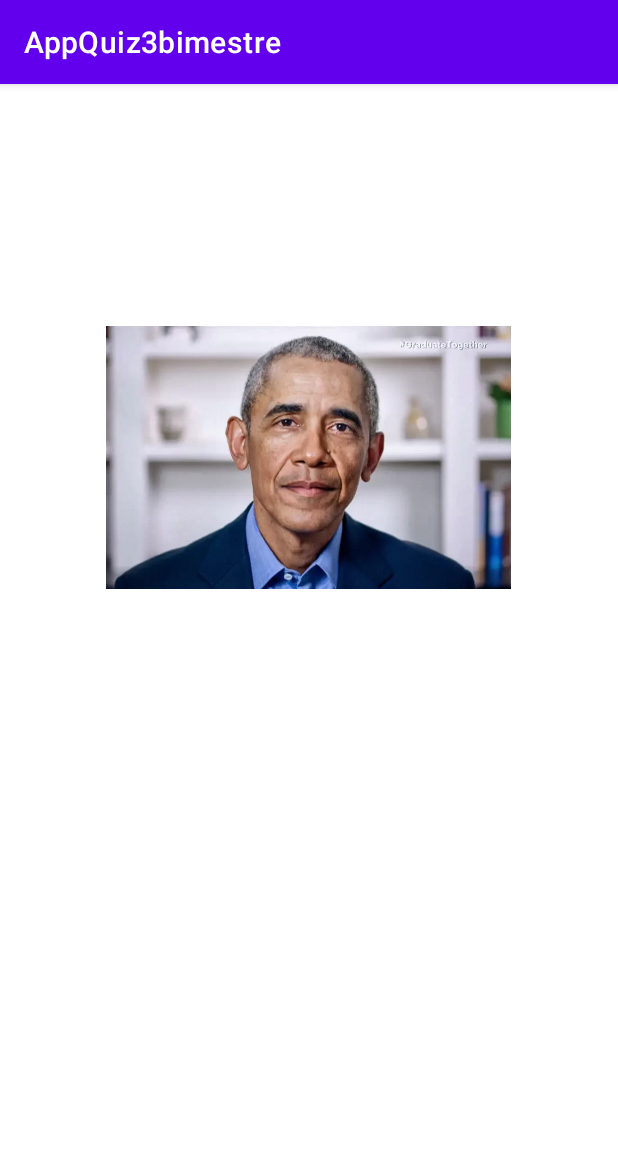
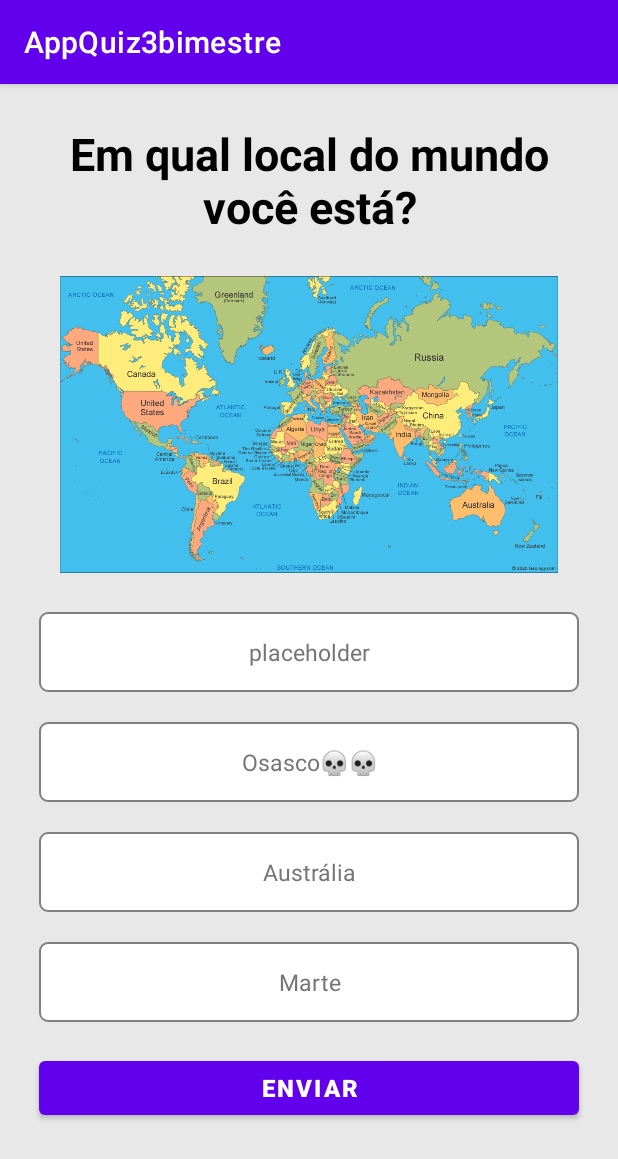
Before and after one commit to deogos/AppQuiz3bimestre, an Android app: the activity_question2 screen opened directly, with no data from a screen before it, on a phone screen of 412 x 824 dp. Shown: the top 1159 px of the screen. Run offline under Robolectric (Android 15) with nearby library versions, the phone set to English and light mode, and no system bars.

Commit message:
Mudanças gerais
- Adicionado implementation gps no arquivo gradle
- Permissoes no manifest
- Repaginação das activity
- Outras mudanças

```diff
--- a/app/build.gradle
+++ b/app/build.gradle
@@ -33,6 +33,7 @@ dependencies {
     implementation 'com.google.android.material:material:1.6.1'
     implementation 'androidx.constraintlayout:constraintlayout:2.1.4'
     implementation'com.google.android.material:material:1.6.1'
+    implementation 'com.google.android.gms:play-services-location:20.0.0'
     testImplementation 'junit:junit:4.13.2'
     androidTestImplementation 'androidx.test.ext:junit:1.1.3'
     androidTestImplementation 'androidx.test.espresso:espresso-core:3.4.0'
--- a/app/src/main/java/com/example/appquiz3bimestre/Question1.java
+++ b/app/src/main/java/com/example/appquiz3bimestre/activity_question2.java
@@ -2,14 +2,13 @@ package com.example.appquiz3bimestre;
 
 import androidx.appcompat.app.AppCompatActivity;
 
-import android.graphics.Color;
 import android.os.Bundle;
 
-public class Question1 extends AppCompatActivity {
+public class activity_question2 extends AppCompatActivity {
 
     @Override
     protected void onCreate(Bundle savedInstanceState) {
         super.onCreate(savedInstanceState);
-        setContentView(R.layout.activity_question1);
+        setContentView(R.layout.activity_question2);
     }
 }
--- /dev/null
+++ b/app/src/main/res/drawable/default_border_bg.xml
@@ -0,0 +1,11 @@
+<?xml version="1.0" encoding="utf-8"?>
+<shape xmlns:android="http://schemas.android.com/apk/res/android"
+    android:shape="rectangle">
+    <stroke
+        android:width="1dp"
+        android:color="@color/gray"/>
+    <solid android:color="@color/white"/>
+
+    <corners android:radius="5dp"/>
+
+</shape>
--- a/app/src/main/res/layout/activity_question1.xml
+++ /dev/null
@@ -1,19 +0,0 @@
-<?xml version="1.0" encoding="utf-8"?>
-<androidx.constraintlayout.widget.ConstraintLayout xmlns:android="http://schemas.android.com/apk/res/android"
-    xmlns:app="http://schemas.android.com/apk/res-auto"
-    xmlns:tools="http://schemas.android.com/tools"
-    android:layout_width="match_parent"
-    android:layout_height="match_parent"
-    tools:context=".Question1">
-
-    <ImageView
-        android:id="@+id/questao_barack"
-        android:layout_width="270dp"
-        android:layout_height="354dp"
-        android:layout_marginTop="72dp"
-        app:layout_constraintEnd_toEndOf="parent"
-        app:layout_constraintHorizontal_bias="0.496"
-        app:layout_constraintStart_toStartOf="parent"
-        app:layout_constraintTop_toTopOf="parent"
-        app:srcCompat="@drawable/questao1_barack" />
-</androidx.constraintlayout.widget.ConstraintLayout>
--- /dev/null
+++ b/app/src/main/res/layout/activity_question2.xml
@@ -0,0 +1,121 @@
+<?xml version="1.0" encoding="utf-8"?>
+<ScrollView xmlns:android="http://schemas.android.com/apk/res/android"
+    xmlns:app="http://schemas.android.com/apk/res-auto"
+    xmlns:tools="http://schemas.android.com/tools"
+    android:layout_width="match_parent"
+    android:layout_height="match_parent"
+    tools:context=".question"
+    android:background="#E8E8E8">
+
+    <LinearLayout
+        android:layout_width="match_parent"
+        android:layout_height="wrap_content"
+        android:orientation="vertical"
+        android:padding="16dp"
+        android:gravity="center">
+
+        <TextView
+            android:id="@+id/tv_question"
+            android:layout_width="match_parent"
+            android:layout_height="wrap_content"
+            android:layout_margin="10dp"
+            android:textStyle="bold"
+            android:textSize="30sp"
+            android:gravity="center"
+            android:textColor="@color/black"
+            android:text="@string/questao2"/>
+
+        <ImageView
+            android:id="@+id/iv_question"
+            android:layout_width="wrap_content"
+            android:layout_height="198dp"
+            android:layout_marginTop="16dp"
+            android:src="@drawable/questao2_mapa" />
+
+        <LinearLayout
+            android:layout_width="match_parent"
+            android:layout_height="wrap_content"
+            android:layout_marginTop="16dp"
+            android:gravity="center_vertical"
+            android:orientation="horizontal">
+
+        </LinearLayout>
+
+        <TextView
+            android:id="@+id/answer_one"
+            android:layout_width="match_parent"
+            android:layout_height="match_parent"
+            android:layout_marginStart="10dp"
+            android:layout_marginTop="10dp"
+            android:layout_marginEnd="10dp"
+            android:layout_marginBottom="10dp"
+            android:background="@drawable/default_border_bg"
+            android:clickable="true"
+            android:gravity="center"
+            android:padding="16dp"
+            android:text="placeholder"
+            android:textColor="#757575"
+            android:textSize="15sp" />
+
+        <TextView
+            android:id="@+id/answer_two"
+            android:layout_width="match_parent"
+            android:layout_height="match_parent"
+            android:layout_marginStart="10dp"
+            android:layout_marginTop="10dp"
+            android:layout_marginEnd="10dp"
+            android:layout_marginBottom="10dp"
+            android:background="@drawable/default_border_bg"
+            android:clickable="true"
+            android:gravity="center"
+            android:padding="16dp"
+            android:text="Osasco💀💀"
+            android:textColor="#757575"
+            android:textSize="15sp" />
+
+        <TextView
+            android:id="@+id/answer_three"
+            android:layout_width="match_parent"
+            android:layout_height="match_parent"
+            android:layout_marginStart="10dp"
+            android:layout_marginTop="10dp"
+            android:layout_marginEnd="10dp"
+            android:layout_marginBottom="10dp"
+            android:background="@drawable/default_border_bg"
+            android:clickable="true"
+            android:gravity="center"
+            android:padding="16dp"
+            android:text="Austrália"
+            android:textColor="#757575"
+            android:textSize="15sp" />
+
+        <TextView
+            android:id="@+id/answer_four"
+            android:layout_width="match_parent"
+            android:layout_height="match_parent"
+            android:layout_marginStart="10dp"
+            android:layout_marginTop="10dp"
+            android:layout_marginEnd="10dp"
+            android:layout_marginBottom="10dp"
+            android:background="@drawable/default_border_bg"
+            android:clickable="true"
+            android:gravity="center"
+            android:padding="16dp"
+            android:text="Marte"
+            android:textColor="#757575"
+            android:textSize="15sp" />
+
+        <Button
+            android:id="@+id/btn_submit"
+            android:layout_width="match_parent"
+            android:layout_height="wrap_content"
+            android:layout_margin="10dp"
+            android:text="Enviar"
+            android:textStyle="bold"
+            android:textSize="16sp"
+            android:textColor="@color/white"/>
+
+    </LinearLayout>
+
+
+</ScrollView>
--- a/app/src/main/res/values-night/themes.xml
+++ b/app/src/main/res/values-night/themes.xml
@@ -1,6 +1,6 @@
 <resources xmlns:tools="http://schemas.android.com/tools">
     <!-- Base application theme. -->
-    <style name="Theme.AppQuiz3bimestre" parent="Theme.MaterialComponents.DayNight.DarkActionBar">
+    <style name="Theme.AppQuiz3bimestre" parent="Theme.MaterialComponents.Light.DarkActionBar">
         <!-- Primary brand color. -->
         <item name="colorPrimary">@color/purple_200</item>
         <item name="colorPrimaryVariant">@color/purple_700</item>
--- a/app/src/main/res/values/themes.xml
+++ b/app/src/main/res/values/themes.xml
@@ -12,5 +12,6 @@
         <!-- Status bar color. -->
         <item name="android:statusBarColor" tools:targetApi="l">?attr/colorPrimaryVariant</item>
         <!-- Customize your theme here. -->
+        <item name="android:forceDarkAllowed" tools:targetApi="q">false</item>
     </style>
 </resources>
```
Also changed, not shown: app/src/main/AndroidManifest.xml (+10 -2 lines), app/src/main/java/com/example/appquiz3bimestre/MainActivity.java (+38 -0 lines), app/src/main/java/com/example/appquiz3bimestre/QuestionAnswer.java (added, +30 -0 lines), app/src/main/java/com/example/appquiz3bimestre/question.java (added, +35 -0 lines), app/src/main/res/drawable-v24/clicked_border_bg.xml (added, +11 -0 lines), app/src/main/res/layout/activity_main.xml (+4 -3 lines), app/src/main/res/layout/activity_question.xml (added, +121 -0 lines), app/src/main/res/values/strings.xml (+9 -0 lines).
